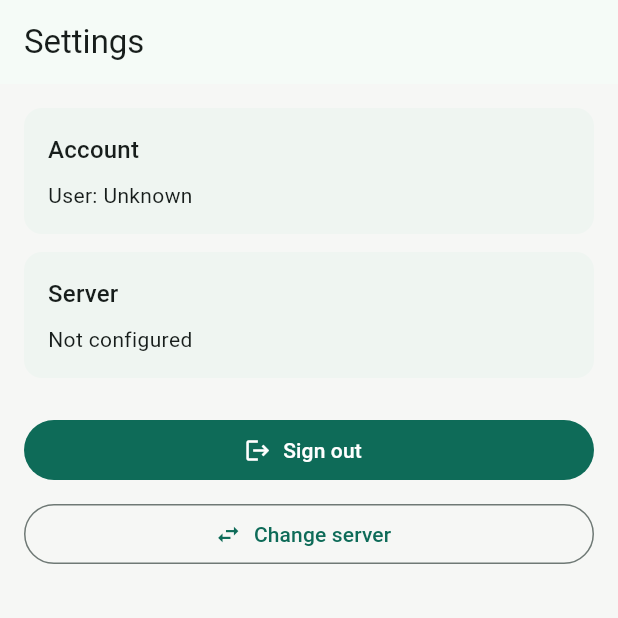
After one commit to DavidNeurieder/Causelog, a Flutter app: the SettingsScreen screen opened by its route, on a phone screen of 412 x 824 dp, the top half of it. The commit adds this screen. Run offline on Flutter 3.47's test engine with Material 3 defaults, Android fonts, the phone set to English and light mode, and no system bars; our stand-ins replace cookie_jar, dio, dio_cookie_manager, flutter_markdown, flutter_riverpod, flutter_secure_storage and 1 more; accounts and stored records are empty.

Commit message:
M3: add settings and project members screens
- Add a settings screen with account/server info and sign-out/change-server actions
- Add a project members screen and navigation entry from project details
- Expose settings from the projects shell menu

```diff
--- a/apps/flutter/lib/features/projects/project_detail_screen.dart
+++ b/apps/flutter/lib/features/projects/project_detail_screen.dart
@@ -98,6 +98,7 @@ class ProjectDetailScreen extends ConsumerWidget {
             _SectionTile(title: 'Timeline', subtitle: 'Chronological history', onTap: () => context.go('/projects/$id/timeline')),
             _SectionTile(title: 'Graph', subtitle: 'Relationships', onTap: () => context.go('/projects/$id/graph')),
             _SectionTile(title: 'Search', subtitle: 'Find knowledge', onTap: () => context.go('/projects/$id/search')),
+            _SectionTile(title: 'Members', subtitle: 'Project access', onTap: () => context.go('/projects/$id/members')),
             _SectionTile(title: 'Exports', subtitle: 'Download project data', onTap: () => context.go('/projects/$id/exports')),
           ],
         ),
--- a/apps/flutter/lib/features/projects/projects_screen.dart
+++ b/apps/flutter/lib/features/projects/projects_screen.dart
@@ -34,13 +34,16 @@ class ProjectsScreen extends ConsumerWidget {
           ),
           PopupMenuButton<String>(
             onSelected: (v) {
-              if (v == 'logout') {
+              if (v == 'settings') {
+                context.push('/settings');
+              } else if (v == 'logout') {
                 ref.read(sessionControllerProvider.notifier).logout();
               } else if (v == 'server') {
                 ref.read(sessionControllerProvider.notifier).clearServer();
               }
             },
             itemBuilder: (context) => const [
+              PopupMenuItem(value: 'settings', child: Text('Settings')),
               PopupMenuItem(value: 'logout', child: Text('Sign out')),
               PopupMenuItem(value: 'server', child: Text('Change server')),
             ],
--- /dev/null
+++ b/apps/flutter/lib/features/settings/settings_screen.dart
@@ -0,0 +1,72 @@
+import 'package:flutter/material.dart';
+import 'package:flutter_riverpod/flutter_riverpod.dart';
+
+import '../../app/providers.dart';
+import '../../core/auth/auth_state.dart';
+
+class SettingsScreen extends ConsumerWidget {
+  const SettingsScreen({super.key});
+
+  @override
+  Widget build(BuildContext context, WidgetRef ref) {
+    final auth = ref.watch(sessionControllerProvider);
+    final api = ref.watch(apiClientProvider);
+    final user = auth is AuthAuthenticated ? auth.user : null;
+
+    return Scaffold(
+      appBar: AppBar(title: const Text('Settings')),
+      body: ListView(
+        padding: const EdgeInsets.all(16),
+        children: [
+          Card(
+            child: Padding(
+              padding: const EdgeInsets.all(16),
+              child: Column(
+                crossAxisAlignment: CrossAxisAlignment.start,
+                children: [
+                  Text('Account', style: Theme.of(context).textTheme.titleMedium),
+                  const SizedBox(height: 8),
+                  Text('User: ${user?.displayName ?? user?.username ?? 'Unknown'}'),
+                  if (user != null) Text('Username: ${user.username}'),
+                  if (user != null) Text('Role: ${user.role}'),
+                ],
+              ),
+            ),
+          ),
+          const SizedBox(height: 12),
+          Card(
+            child: Padding(
+              padding: const EdgeInsets.all(16),
+              child: Column(
+                crossAxisAlignment: CrossAxisAlignment.start,
+                children: [
+                  Text('Server', style: Theme.of(context).textTheme.titleMedium),
+                  const SizedBox(height: 8),
+                  Text(api.baseUrl ?? 'Not configured'),
+                ],
+              ),
+            ),
+          ),
+          const SizedBox(height: 24),
+          FilledButton.icon(
+            onPressed: () async {
+              await ref.read(sessionControllerProvider.notifier).logout();
+              if (context.mounted) Navigator.of(context).pop();
+            },
+            icon: const Icon(Icons.logout),
+            label: const Text('Sign out'),
+          ),
+          const SizedBox(height: 8),
+          OutlinedButton.icon(
+            onPressed: () async {
+              await ref.read(sessionControllerProvider.notifier).clearServer();
+              if (context.mounted) Navigator.of(context).pop();
+            },
+            icon: const Icon(Icons.swap_horiz),
+            label: const Text('Change server'),
+          ),
+        ],
+      ),
+    );
+  }
+}
```
Also changed, not shown: apps/flutter/lib/app/router.dart (+8 -0 lines), apps/flutter/lib/features/members/project_members_screen.dart (added, +62 -0 lines).
